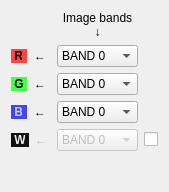
orfeotoolbox/OTB, file Code/Common/Gui/mvdColorSetupWidget.ui: the form before one commit.
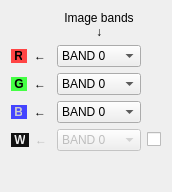
The form after the commit.

Commit message: ENH: Edited tab-order of color-setup and color-dynamics widgets.

Patch:
```diff
--- a/Code/Common/Gui/mvdColorSetupWidget.ui
+++ b/Code/Common/Gui/mvdColorSetupWidget.ui
@@ -6,7 +6,7 @@
    <rect>
     <x>0</x>
     <y>0</y>
-    <width>169</width>
+    <width>172</width>
     <height>192</height>
    </rect>
   </property>
```
Left out of the diff: 7 changed lines with no effect on the pictures. The commit also changes 3 other files.
